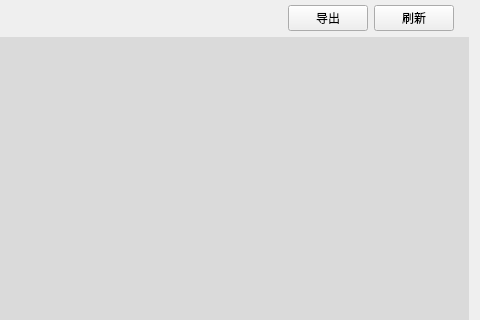
Old version of the form Qt/ERP/ordermanager.ui in the repository superp2017/NTERP; both pictures show x 496 to 976 and y 0 to 320 of the 976 by 749 pixel window.
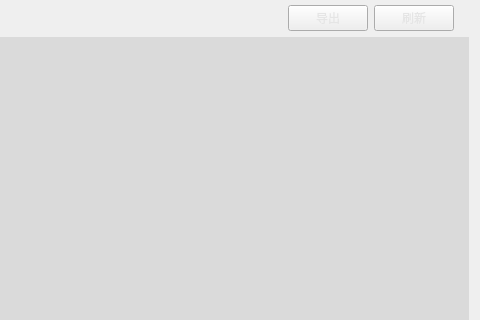
New version of the form.

Patch:
```diff
--- a/Qt/ERP/ordermanager.ui
+++ b/Qt/ERP/ordermanager.ui
@@ -58,6 +58,9 @@
      </item>
      <item>
       <widget class="QPushButton" name="pushButton_print">
+       <property name="styleSheet">
+        <string notr="true">color: rgb(229, 229, 229);</string>
+       </property>
        <property name="text">
         <string>导出</string>
        </property>
@@ -65,6 +68,9 @@
      </item>
      <item>
       <widget class="QPushButton" name="pushButton_reflash">
+       <property name="styleSheet">
+        <string notr="true">color: rgb(229, 229, 229);</string>
+       </property>
        <property name="text">
         <string>刷新</string>
        </property>
```
